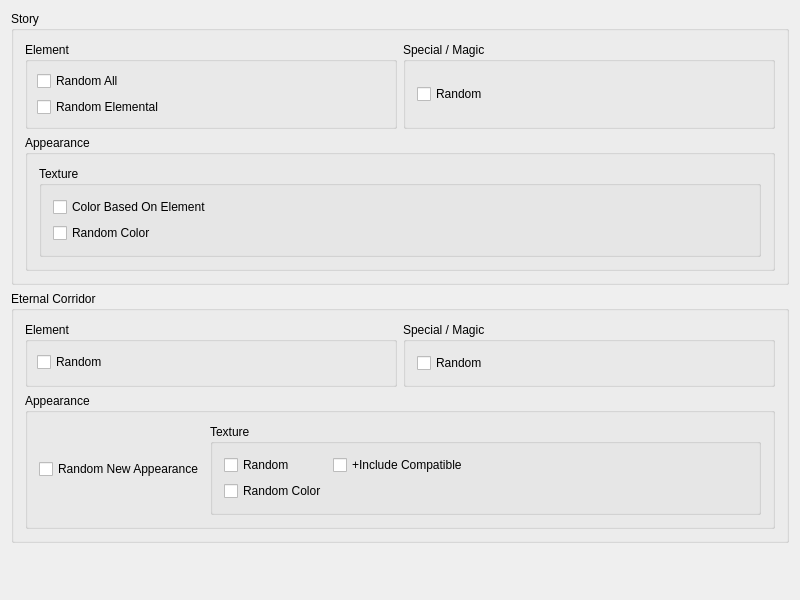
First picture: the form in src/FrontendQt/BossWidget.ui, repository Meos4/Jade-Cocoon-Randomizer, before the edit.
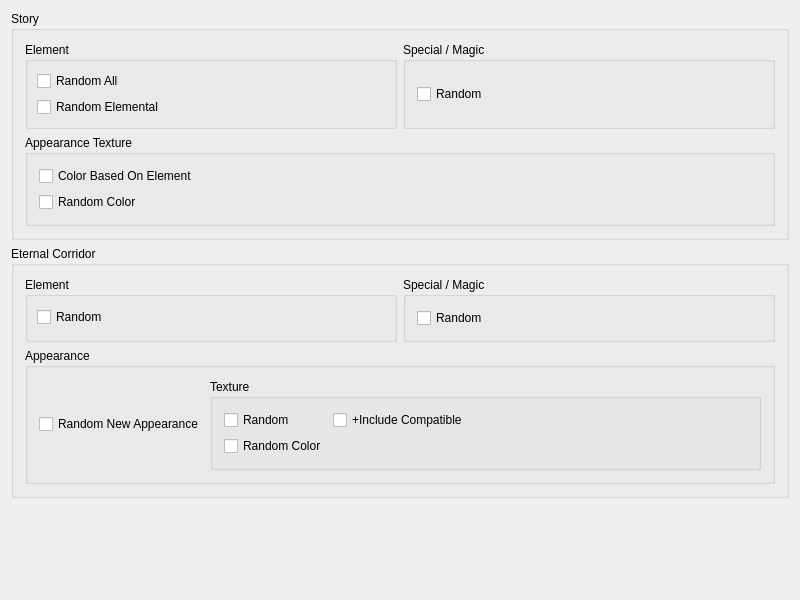
Second picture: the form after the edit.

Commit message: Merge 2 appearance and texture group box

```diff
--- a/src/FrontendQt/BossWidget.ui
+++ b/src/FrontendQt/BossWidget.ui
@@ -199,16 +199,10 @@
       <item>
        <widget class="QGroupBox" name="storyAppearanceBox">
         <property name="title">
-         <string>Appearance</string>
+         <string>Appearance Texture</string>
         </property>
         <layout class="QVBoxLayout" name="verticalLayout">
          <item>
-          <widget class="QGroupBox" name="storyAppearanceTextureBox">
-           <property name="title">
-            <string>Texture</string>
-           </property>
-           <layout class="QVBoxLayout" name="verticalLayout_4">
-            <item>
              <widget class="QCheckBox" name="storyAppearanceTextureColorBasedOnElement">
               <property name="text">
                <string>Color Based On Element</string>
@@ -220,9 +214,6 @@
               <property name="text">
                <string>Random Color</string>
               </property>
-             </widget>
-            </item>
-           </layout>
           </widget>
          </item>
         </layout>
```
Left out of the diff: 2 changed lines with no effect on the pictures. Lines whose indentation alone changed are shown as unchanged.
